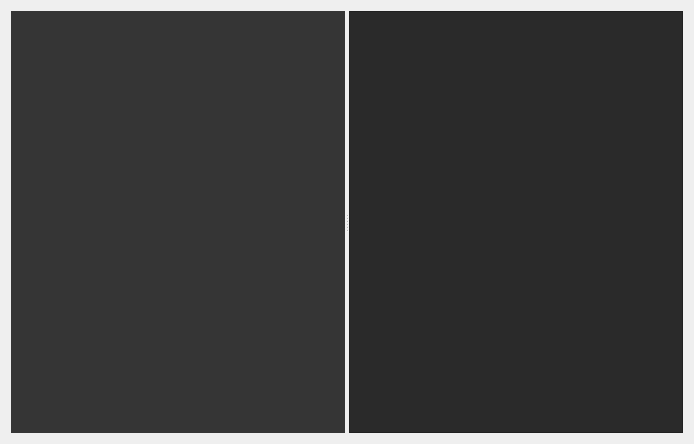
This is Editor/Source/CrystalEditor/Private/Editor/CrystalEditor/AssetsView/AssetsView.ui in neelmewada/CrystalEngine as Qt 5 draws it before an edit. The edited form follows.
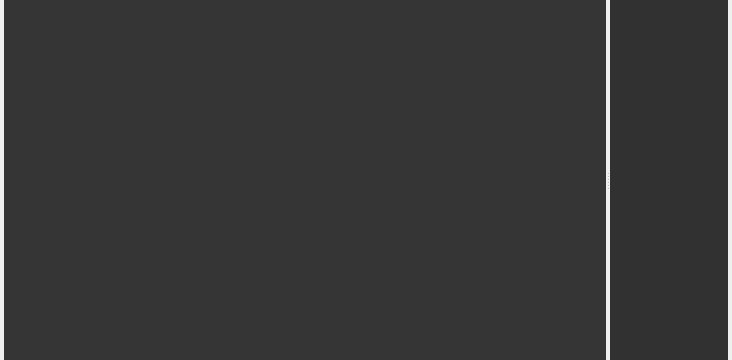
This is the edited form. Custom widgets are drawn as their Qt base class.

```diff
--- a/Editor/Source/CrystalEditor/Private/Editor/CrystalEditor/AssetsView/AssetsView.ui
+++ b/Editor/Source/CrystalEditor/Private/Editor/CrystalEditor/AssetsView/AssetsView.ui
@@ -6,14 +6,29 @@
    <rect>
     <x>0</x>
     <y>0</y>
-    <width>694</width>
-    <height>444</height>
+    <width>732</width>
+    <height>360</height>
    </rect>
   </property>
   <property name="windowTitle">
    <string>Form</string>
   </property>
   <layout class="QVBoxLayout" name="verticalLayout">
+   <property name="spacing">
+    <number>2</number>
+   </property>
+   <property name="leftMargin">
+    <number>4</number>
+   </property>
+   <property name="topMargin">
+    <number>0</number>
+   </property>
+   <property name="rightMargin">
+    <number>4</number>
+   </property>
+   <property name="bottomMargin">
+    <number>0</number>
+   </property>
    <item>
     <widget class="QSplitter" name="splitter">
      <property name="orientation">
@@ -49,29 +64,19 @@
      <widget class="QWidget" name="verticalLayoutWidget_2">
       <layout class="QVBoxLayout" name="rightLayout">
        <item>
-        <widget class="QTableView" name="assetsTableView">
-         <property name="font">
-          <font>
-           <pointsize>12</pointsize>
-          </font>
+        <widget class="CE::Editor::Qt::GridWidget" name="assetsGridView" native="true">
+         <property name="minimumSize">
+          <size>
+           <width>50</width>
+           <height>0</height>
+          </size>
          </property>
          <property name="styleSheet">
-          <string notr="true">QTableView {
-	background: rgb(42, 42, 42);
+          <string notr="true">#assetsGridView {
+	
+	background-color: rgb(49, 49, 49);
 }</string>
          </property>
-         <property name="showGrid">
-          <bool>true</bool>
-         </property>
-         <property name="gridStyle">
-          <enum>Qt::NoPen</enum>
-         </property>
-         <attribute name="horizontalHeaderVisible">
-          <bool>false</bool>
-         </attribute>
-         <attribute name="verticalHeaderVisible">
-          <bool>false</bool>
-         </attribute>
         </widget>
        </item>
       </layout>
@@ -80,6 +85,14 @@
    </item>
   </layout>
  </widget>
+ <customwidgets>
+  <customwidget>
+   <class>CE::Editor::Qt::GridWidget</class>
+   <extends>QWidget</extends>
+   <header location="global">QtComponents/Widgets/GridWidget.h</header>
+   <container>1</container>
+  </customwidget>
+ </customwidgets>
  <resources/>
  <connections/>
 </ui>
```
